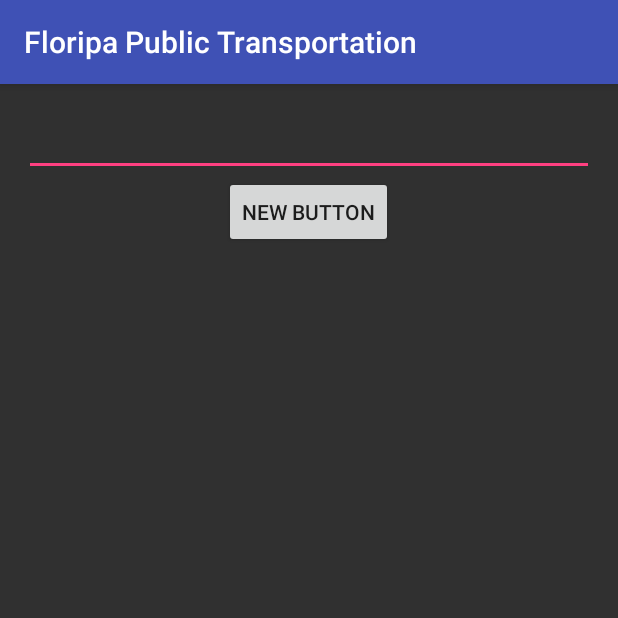
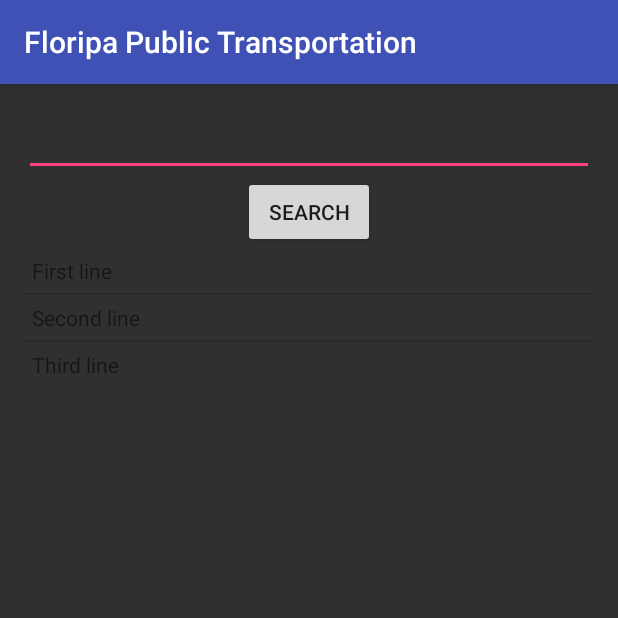
Before and after one commit to gabrieltkgp/floripapublictransportation, an Android app: the screen it shows after launch (ListActivity), on a phone screen of 412 x 824 dp, the top half of it. Run offline under Robolectric (Android 15) with nearby library versions, the phone set to English and light mode, and no system bars.

```diff
--- a/FloripaPublicTransportation/app/src/main/java/com/arctouch/floripapublictransportation/ListActivity.java
+++ b/FloripaPublicTransportation/app/src/main/java/com/arctouch/floripapublictransportation/ListActivity.java
@@ -1,13 +1,60 @@
 package com.arctouch.floripapublictransportation;
 
+import android.graphics.Color;
 import android.support.v7.app.AppCompatActivity;
 import android.os.Bundle;
+import android.view.View;
+import android.widget.Adapter;
+import android.widget.AdapterView;
+import android.widget.ListView;
+import android.widget.Toast;
 
-public class ListActivity extends AppCompatActivity {
+import com.arctouch.floripapublictransportation.classes.ItemListViewResult;
+import com.arctouch.floripapublictransportation.classes.ListViewResultAdapter;
+
+import java.util.ArrayList;
+
+public class ListActivity extends AppCompatActivity implements AdapterView.OnItemClickListener {
+
+    private ListView listView;
+    private ListViewResultAdapter listViewResultAdapter;
+    private ArrayList<ItemListViewResult> items;
 
     @Override
     protected void onCreate(Bundle savedInstanceState) {
         super.onCreate(savedInstanceState);
         setContentView(R.layout.activity_list);
+
+        listView = (ListView) findViewById(R.id.listViewResult);
+
+        listView.setOnItemClickListener(this);
+
+        createListView();
+    }
+
+    private void createListView() {
+        items = new ArrayList<ItemListViewResult>();
+        ItemListViewResult item1 = new ItemListViewResult("First line");
+        ItemListViewResult item2 = new ItemListViewResult("Second line");
+        ItemListViewResult item3 = new ItemListViewResult("Third line");
+
+        items.add(item1);
+        items.add(item2);
+        items.add(item3);
+
+        listViewResultAdapter = new ListViewResultAdapter(this, items);
+
+        listView.setAdapter(listViewResultAdapter);
+
+        listView.setCacheColorHint(Color.TRANSPARENT);
+
+    }
+
+    @Override
+    public void onItemClick(AdapterView<?> parent, View view, int position, long id) {
+        ItemListViewResult item = (ItemListViewResult) listViewResultAdapter.getItem(position);
+        Toast.makeText(this, "Click: " + item.getText(), Toast.LENGTH_LONG).show();
+
+
     }
 }
--- /dev/null
+++ b/FloripaPublicTransportation/app/src/main/java/com/arctouch/floripapublictransportation/classes/ItemListViewResult.java
@@ -0,0 +1,34 @@
+package com.arctouch.floripapublictransportation.classes;
+
+/**
+ * Created by GabrielPacheco on 05/01/2016.
+ */
+public class ItemListViewResult {
+
+    private int id;
+
+    public int getId() {
+        return id;
+    }
+
+    public void setId(int id) {
+        this.id = id;
+    }
+
+    private String text;
+
+    public ItemListViewResult(){}
+
+    public ItemListViewResult(String text)
+    {
+        this.text = text;
+    }
+
+    public String getText() {
+        return text;
+    }
+
+    public void setText(String text) {
+        this.text = text;
+    }
+}
--- /dev/null
+++ b/FloripaPublicTransportation/app/src/main/java/com/arctouch/floripapublictransportation/classes/ListViewResultAdapter.java
@@ -0,0 +1,53 @@
+package com.arctouch.floripapublictransportation.classes;
+
+import android.content.Context;
+import android.view.LayoutInflater;
+import android.view.View;
+import android.view.ViewGroup;
+import android.widget.Adapter;
+import android.widget.BaseAdapter;
+import android.widget.TextView;
+
+import java.util.ArrayList;
+
+import com.arctouch.floripapublictransportation.R;
+
+/**
+ * Created by GabrielPacheco on 05/01/2016.
+ */
+public class ListViewResultAdapter extends BaseAdapter{
+
+    private LayoutInflater mInflater;
+    private ArrayList<ItemListViewResult> items;
+
+    public ListViewResultAdapter(Context context, ArrayList<ItemListViewResult> items) {
+        this.items = items;
+        mInflater = LayoutInflater.from(context);
+    }
+
+    @Override
+    public int getCount() {
+        return items.size();
+    }
+
+    @Override
+    public Object getItem(int position) {
+        return items.get(position);
+    }
+
+    @Override
+    public long getItemId(int position) {
+        return items.get(position).getId();
+    }
+
+    @Override
+    public View getView(int position, View convertView, ViewGroup parent) {
+        ItemListViewResult item = items.get(position);
+
+        convertView = mInflater.inflate(R.layout.item_list_result, null);
+
+        ((TextView) convertView.findViewById(R.id.textView)).setText(item.getText());
+
+        return convertView;
+    }
+}
--- a/FloripaPublicTransportation/app/src/main/res/layout/activity_list.xml
+++ b/FloripaPublicTransportation/app/src/main/res/layout/activity_list.xml
@@ -21,7 +21,7 @@
     <Button
         android:layout_width="wrap_content"
         android:layout_height="wrap_content"
-        android:text="New Button"
+        android:text="Search"
         android:id="@+id/buttonSearch"
         android:layout_below="@+id/editTextSearch"
         android:layout_centerHorizontal="true" />
--- /dev/null
+++ b/FloripaPublicTransportation/app/src/main/res/layout/item_list_result.xml
@@ -0,0 +1,18 @@
+<?xml version="1.0" encoding="utf-8"?>
+<LinearLayout xmlns:android="http://schemas.android.com/apk/res/android"
+    android:layout_width="match_parent"
+    android:layout_height="match_parent"
+    android:orientation="horizontal">
+    <LinearLayout
+        android:layout_width="match_parent"
+        android:layout_height="match_parent"
+        android:orientation="horizontal"
+        android:padding="5sp">
+        <TextView
+            android:layout_width="match_parent"
+            android:layout_height="match_parent"
+            android:text="New Text"
+            android:id="@+id/textView"
+            android:gravity="center_vertical" />
+    </LinearLayout>
+</LinearLayout>
```
